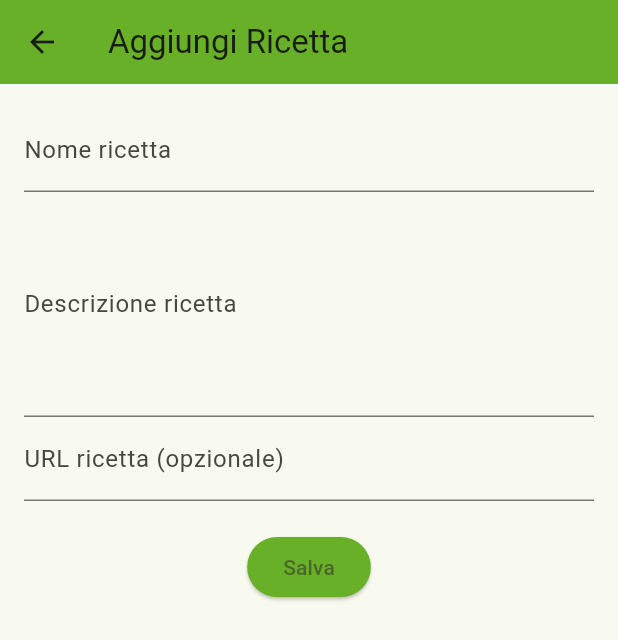
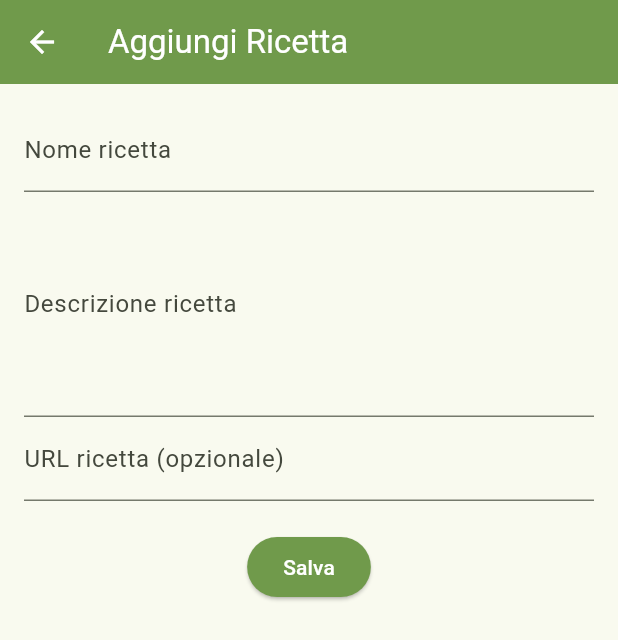
Before and after one commit to AlessiaTolotti/azerty-, a Flutter app: the AddRicettaPage screen opened directly, on a phone screen of 412 x 824 dp. Shown: the top 640 px of the screen. Run offline on Flutter 3.47's test engine with Material 3 defaults, Android fonts, the light colour scheme and no system bars.

```diff
--- a/lib/add_ricetta_page.dart
+++ b/lib/add_ricetta_page.dart
@@ -20,8 +20,9 @@ class _AddRicettaPageState extends State<AddRicettaPage> {
   Widget build(BuildContext context) {
     return Scaffold(
       appBar: AppBar(
-        backgroundColor: const Color.fromARGB(255, 103, 176, 39),
+        backgroundColor: const Color.fromARGB(255, 112, 154, 75),
         title: Text("Aggiungi Ricetta"),
+        foregroundColor:  const Color.fromARGB(255, 255, 255, 255),
       ),
       body: Padding(
         padding: const EdgeInsets.all(16.0),
@@ -47,7 +48,9 @@ class _AddRicettaPageState extends State<AddRicettaPage> {
             SizedBox(height: 20),
             ElevatedButton(
               style: ElevatedButton.styleFrom(
-                backgroundColor: const Color.fromARGB(255, 103, 176, 39),
+                backgroundColor: const Color.fromARGB(255, 112, 154, 75),
+                foregroundColor:  const Color.fromARGB(255, 255, 255, 255),
+
               ),
               onPressed: () {
                 final nuovaRicetta = Ricetta(
```
